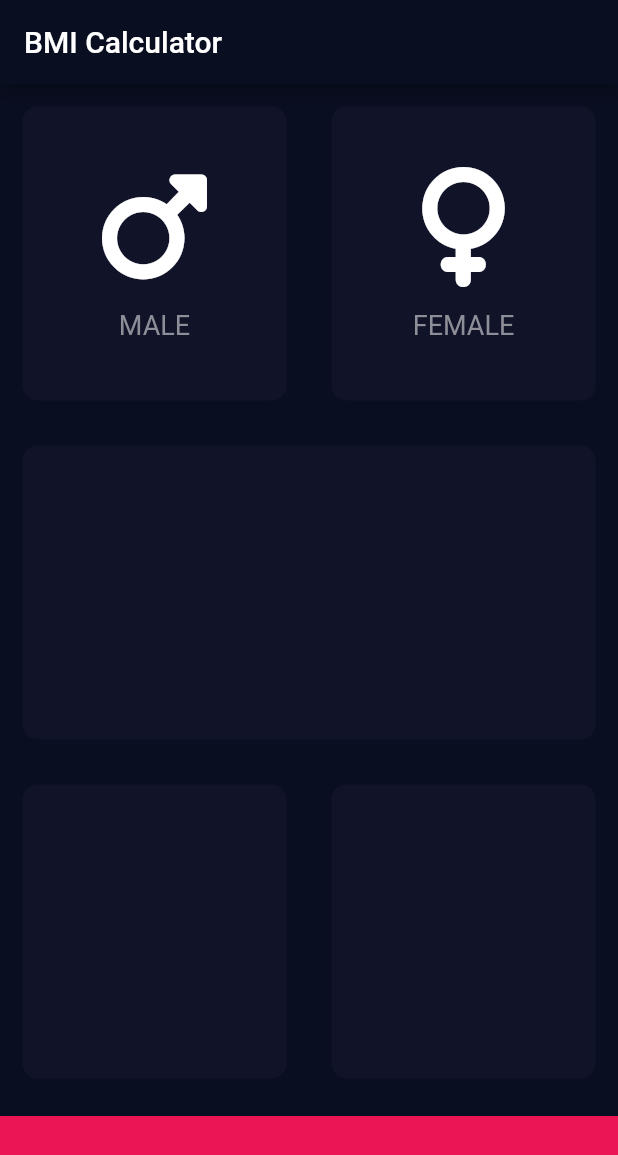
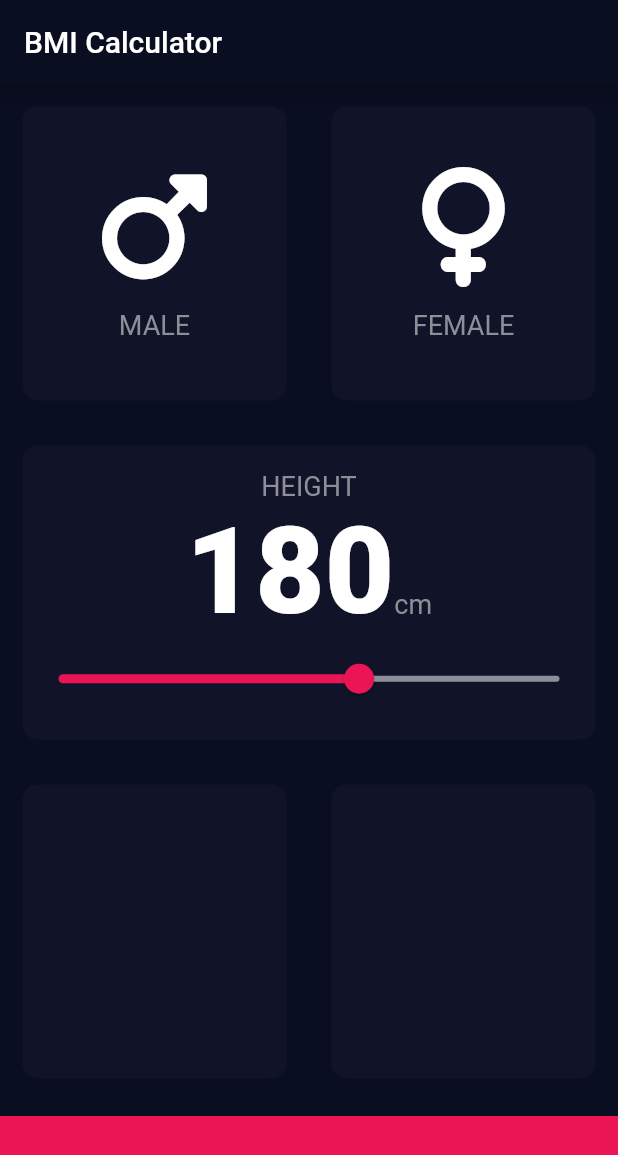
Before and after one commit to abayomiDare/bmi_calc, a Flutter app: the screen it shows after launch, on a phone screen of 412 x 824 dp. Shown: the top 1155 px of the screen. Run offline on Flutter 3.47's test engine with Material 2 defaults, Android fonts, the phone set to English and light mode, and no system bars; our stand-ins replace font_awesome_flutter.

```diff
--- a/lib/card.dart
+++ b/lib/card.dart
@@ -1,19 +1,24 @@
 import 'package:flutter/material.dart';
 
 class ReusableCard extends StatelessWidget {
-  const ReusableCard({super.key, required this.colour, this.cardChild});
+  const ReusableCard(
+      {super.key, required this.colour, this.cardChild, this.onPress});
   final Color colour;
   final Widget? cardChild;
+  final Function()? onPress;
 
   @override
   Widget build(BuildContext context) {
-    return Container(
-      margin: const EdgeInsets.all(15.0),
-      decoration: BoxDecoration(
-        color: colour,
-        borderRadius: BorderRadius.circular(10.0),
+    return GestureDetector(
+      onTap: onPress,
+      child: Container(
+        margin: const EdgeInsets.all(15.0),
+        decoration: BoxDecoration(
+          color: colour,
+          borderRadius: BorderRadius.circular(10.0),
+        ),
+        child: cardChild,
       ),
-      child: cardChild,
     );
   }
 }
--- a/lib/card_content.dart
+++ b/lib/card_content.dart
@@ -1,9 +1,5 @@
 import 'package:flutter/material.dart';
-
-const TextStyle textStyle = TextStyle(
-  fontSize: 18.0,
-  color: Color(0xFF8D8E98),
-);
+import 'constant.dart';
 
 class cardContent extends StatelessWidget {
   const cardContent({super.key, required this.text, this.icon});
@@ -23,7 +19,7 @@ class cardContent extends StatelessWidget {
         const SizedBox(height: 15.0),
         Text(
           text,
-          style: textStyle,
+          style: kTextStyle,
         ),
       ],
     );
--- /dev/null
+++ b/lib/constant.dart
@@ -0,0 +1,17 @@
+import 'package:flutter/material.dart';
+
+const kBottomContainerHeight = 80.0;
+const kActiveColor = Color(0xFF1D1E33);
+const kInactiveColor = Color(0xFF111328);
+const kBottomContainerColor = Color(0xFFEB1555);
+
+const TextStyle kTextStyle = TextStyle(
+  fontSize: 18.0,
+  color: Color(0xFF8D8E98),
+);
+
+const TextStyle kNumberStyle = TextStyle(
+  fontSize: 80.0,
+  fontWeight: FontWeight.w900,
+  color: Colors.white,
+);
--- a/lib/input_page.dart
+++ b/lib/input_page.dart
@@ -2,11 +2,7 @@ import 'package:flutter/material.dart';
 import 'package:font_awesome_flutter/font_awesome_flutter.dart';
 import 'card.dart';
 import 'card_content.dart';
-
-const bottomContainerHeight = 80.0;
-const activeColor = Color(0xFF1D1E33);
-const inactiveColor = Color(0xFF111328);
-const bottomContainerColor = Color(0xFFEB1555);
+import 'constant.dart';
 
 enum Gender { male, female }
 
@@ -19,6 +15,7 @@ class InputPage extends StatefulWidget {
 
 class _InputPageState extends State<InputPage> {
   Gender? selectedGender;
+  int height = 180;
 
   @override
   Widget build(BuildContext context) {
@@ -32,70 +29,97 @@ class _InputPageState extends State<InputPage> {
             child: Row(
               children: [
                 Expanded(
-                  child: GestureDetector(
-                    onTap: () {
+                  child: ReusableCard(
+                    onPress: () {
                       setState(() {
                         selectedGender = Gender.male;
                       });
                     },
-                    child: ReusableCard(
                     colour: selectedGender == Gender.male
-                          ? activeColor
-                          : inactiveColor,
+                        ? kActiveColor
+                        : kInactiveColor,
                     cardChild: const cardContent(
                       text: 'MALE',
                       icon: FontAwesomeIcons.mars,
                     ),
                   ),
                 ),
-                ),
                 Expanded(
-                  child: GestureDetector(
-                    onTap: () {
+                  child: ReusableCard(
+                    onPress: () {
                       setState(() {
                         selectedGender = Gender.female;
                       });
                     },
-                    child: ReusableCard(
                     colour: selectedGender == Gender.female
-                          ? activeColor
-                          : inactiveColor,
+                        ? kActiveColor
+                        : kInactiveColor,
                     cardChild: const cardContent(
                       text: 'FEMALE',
                       icon: FontAwesomeIcons.venus,
                     ),
                   ),
                 ),
+              ],
+            ),
+          ),
+          Expanded(
+            child: ReusableCard(
+                colour: kInactiveColor,
+                cardChild: Column(
+                  mainAxisAlignment: MainAxisAlignment.center,
+                  children: [
+                    const Text("HEIGHT", style: kTextStyle),
+                    Row(
+                      mainAxisAlignment: MainAxisAlignment.center,
+                      crossAxisAlignment: CrossAxisAlignment.baseline,
+                      textBaseline: TextBaseline.alphabetic,
+                      children: [
+                        Text(
+                          height.toString(),
+                          style: kNumberStyle,
+                        ),
+                        const Text(
+                          "cm",
+                          style: kTextStyle,
                         ),
                       ],
                     ),
-          ),
-          const Expanded(
-            child: ReusableCard(
-              colour: inactiveColor,
-            ),
+                    Slider(
+                        value: height.toDouble(),
+                        min: 120.0,
+                        max: 220.0,
+                        activeColor: const Color(0xFFEB1555),
+                        inactiveColor: const Color(0xFF8D8E98),
+                        onChanged: (newValue) {
+                          setState(() {
+                            height = newValue.round();
+                          });
+                        }),
+                  ],
+                )),
           ),
           Expanded(
             child: Row(
               children: const [
                 Expanded(
                   child: ReusableCard(
-                    colour: inactiveColor,
+                    colour: kInactiveColor,
                   ),
                 ),
                 Expanded(
                   child: ReusableCard(
-                    colour: inactiveColor,
+                    colour: kInactiveColor,
                   ),
                 ),
               ],
             ),
           ),
           Container(
-            color: bottomContainerColor,
+            color: kBottomContainerColor,
             margin: const EdgeInsets.only(top: 10.0),
             width: double.infinity,
-            height: bottomContainerHeight,
+            height: kBottomContainerHeight,
           )
         ],
       ),
```
Lines whose indentation alone changed are shown as unchanged.
